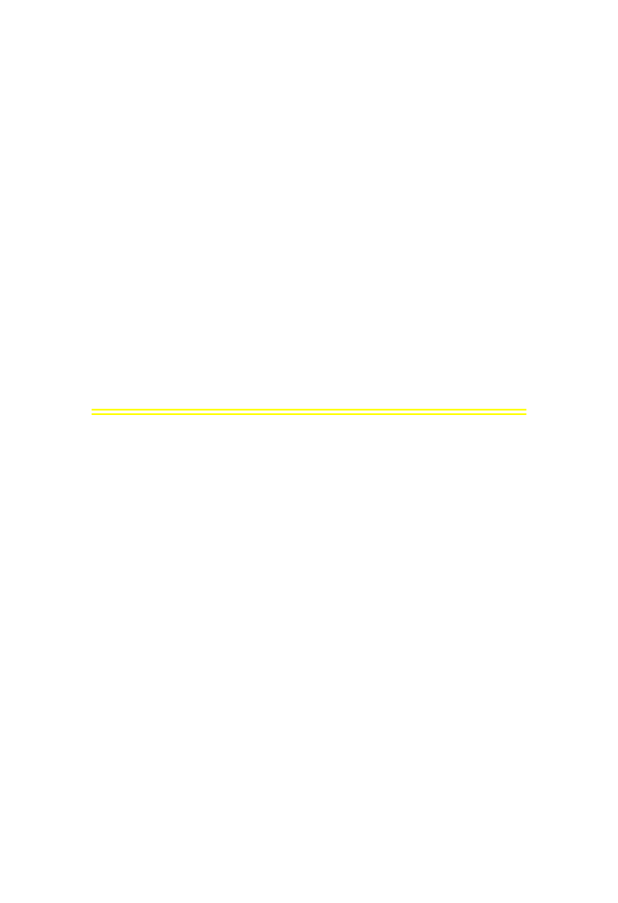
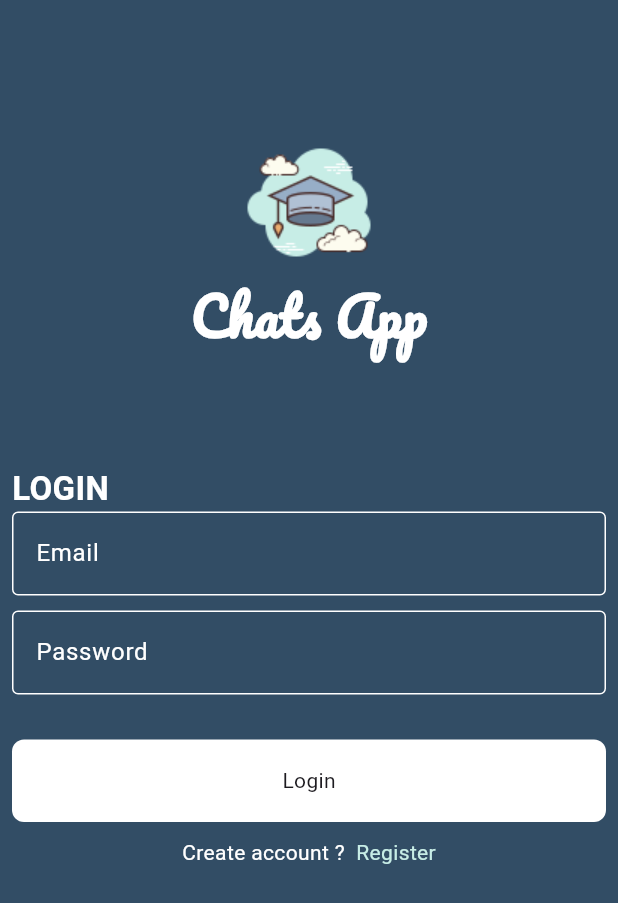
Before and after one commit to alfee3l/Chat_app, a Flutter app: the screen it shows after launch, on a phone screen of 412 x 824 dp. Shown: the top 903 px of the screen. Run offline on Flutter 3.47's test engine with Material 3 defaults, Android fonts, the phone set to English and light mode, and no system bars; drawn by our look-alikes of modal_progress_hud_nsn; our stand-ins replace cloud_firestore, firebase_auth, firebase_core; accounts and stored records are empty.

Commit message:
done the sample project chat

```diff
--- /dev/null
+++ b/lib/constains.dart
@@ -0,0 +1,8 @@
+import 'package:flutter/material.dart';
+
+const kPrimaryColor = Color(0xff324D65);
+const kLogo='assets/image/scholar.png';
+const kMessageCollections ='messages';
+const kMessage ='message';
+const kCreateAt='createdAt';
+const kId='id';
--- a/lib/main.dart
+++ b/lib/main.dart
@@ -1,18 +1,32 @@
-import 'package:chat_app/view/home_view.dart';
+import 'package:chat_app/view/chat_view.dart';
+import 'package:chat_app/view/login_view.dart';
+import 'package:chat_app/view/register_view.dart';
+import 'package:firebase_core/firebase_core.dart';
 import 'package:flutter/material.dart';
 
-void main(){
+import 'firebase_options.dart';
+
+void main() async {
+  WidgetsFlutterBinding.ensureInitialized();
+  await Firebase.initializeApp(
+      options: DefaultFirebaseOptions.currentPlatform,
+  );
   runApp(const ChatApp());
 }
+
 class ChatApp extends StatelessWidget {
   const ChatApp({super.key});
 
   @override
   Widget build(BuildContext context) {
     return MaterialApp(
-      theme: ThemeData(),
-      debugShowCheckedModeBanner:  false,
-      home: HomeView(),
+      routes: {
+        LoginView.id: (context) => LoginView(),
+        RegisterView.id: (context) => RegisterView(),
+        ChatView.id:(context)=>ChatView(),
+      },
+      debugShowCheckedModeBanner: false,
+      initialRoute: LoginView.id,
     );
   }
 }
--- a/lib/view/home_view.dart
+++ /dev/null
@@ -1,19 +0,0 @@
-import 'package:flutter/cupertino.dart';
-import 'package:flutter/material.dart';
-
-class HomeView extends StatelessWidget {
-  const HomeView({super.key});
-
-  @override
-  Widget build(BuildContext context) {
-    return Column(
-
-      children: [
-
-      SizedBox(height: 250,),
-    Center(child: Text('this project chat app',style: TextStyle(fontSize: 23,fontWeight: FontWeight.bold,color: Colors.white),
-    ),),
-    ],
-    );
-  }
-}
--- /dev/null
+++ b/lib/view/login_view.dart
@@ -0,0 +1,160 @@
+import 'package:chat_app/view/chat_view.dart';
+import 'package:chat_app/view/register_view.dart';
+import 'package:chat_app/widget/custom_button.dart';
+import 'package:firebase_auth/firebase_auth.dart';
+import 'package:flutter/material.dart';
+import 'package:modal_progress_hud_nsn/modal_progress_hud_nsn.dart';
+
+import '../constains.dart';
+import '../core/show_snackbar.dart';
+import '../widget/custom_text_field.dart';
+
+class LoginView extends StatefulWidget {
+  LoginView({super.key});
+
+  static String id = 'LogonView';
+
+  @override
+  State<LoginView> createState() => _LoginViewState();
+}
+
+class _LoginViewState extends State<LoginView> {
+  GlobalKey<FormState> formKey = GlobalKey();
+
+  bool isLoading = false;
+  String? email;
+  String? password;
+
+  @override
+  Widget build(BuildContext context) {
+    return ModalProgressHUD(
+      inAsyncCall: isLoading,
+      child: Scaffold(
+        backgroundColor: kPrimaryColor,
+        body: Padding(
+          padding: const EdgeInsets.symmetric(horizontal: 8),
+          child: Form(
+            key: formKey,
+            child: ListView(
+              children: [
+                SizedBox(
+                  height: 85,
+                ),
+                Image.asset(
+                  kLogo,
+                  height: 100,
+                ),
+                Row(
+                  mainAxisAlignment: MainAxisAlignment.center,
+                  children: [
+                    Text(
+                      'Chats App',
+                      style: TextStyle(
+                          fontSize: 35,
+                          color: Colors.white,
+                          fontWeight: FontWeight.bold,
+                          fontFamily: 'pacifico'),
+                    ),
+                  ],
+                ),
+                SizedBox(
+                  height: 75,
+                ),
+                Row(
+                  children: [
+                    Text(
+                      'LOGIN',
+                      style: TextStyle(
+                        fontSize: 22,
+                        color: Colors.white,
+                        fontWeight: FontWeight.bold,
+                      ),
+                    ),
+                    SizedBox(
+                      height: 20,
+                    ),
+                  ],
+                ),
+                CustomFormTextField(
+                  onChanged: (data) {
+                    email = data;
+                  },
+                  hintText: 'Email',
+                ),
+                SizedBox(
+                  height: 10,
+                ),
+                CustomFormTextField(
+                  obscureText: true,
+                  onChanged: (data) {
+                    password = data;
+                  },
+                  hintText: 'Password',
+                ),
+                SizedBox(
+                  height: 30,
+                ),
+                CustomButton(
+                  onTap: () async {
+                    if (formKey.currentState!.validate()) {
+                      isLoading = true;
+                      setState(() {});
+                      try {
+                        await loginUser();
+                        Navigator.pushNamed(context, ChatView.id,
+                            arguments: email);
+                      } on FirebaseAuthException catch (e) {
+                        if (e.code == 'weak-password') {
+                          showSnackBar(context, 'weak-password');
+                        } else if (e.code == 'email-already-in-use') {
+                          showSnackBar(
+                              context, 'The account already exists Email');
+                        }
+                      } catch (e) {
+                        showSnackBar(context, 'there was an error');
+                      }
+                      isLoading = false;
+                      setState(() {});
+                    } else {}
+                  },
+                  titleButton: 'Login',
+                ),
+                SizedBox(
+                  height: 10,
+                ),
+                Row(
+                  mainAxisAlignment: MainAxisAlignment.center,
+                  children: [
+                    Text(
+                      'Create account ?',
+                      style: TextStyle(color: Colors.white),
+                    ),
+                    GestureDetector(
+                      onTap: () {
+                        Navigator.pushNamed(context, RegisterView.id);
+                      },
+                      child: Text(
+                        '  Register',
+                        style: TextStyle(
+                          color: Color(0xffC7EDE6),
+                        ),
+                      ),
+                    ),
+                  ],
+                ),
+                SizedBox(
+                  height: 40,
+                ),
+              ],
+            ),
+          ),
+        ),
+      ),
+    );
+  }
+
+  Future<void> loginUser() async {
+    UserCredential user = await FirebaseAuth.instance
+        .signInWithEmailAndPassword(email: email!, password: password!);
+  }
+}
--- /dev/null
+++ b/lib/widget/custom_button.dart
@@ -0,0 +1,24 @@
+
+import 'package:flutter/material.dart';
+
+class CustomButton extends StatelessWidget {
+   CustomButton({super.key, this.onTap, required this.titleButton});
+final String titleButton;
+ VoidCallback? onTap;
+  @override
+  Widget build(BuildContext context) {
+    return  GestureDetector(
+      onTap: onTap,
+      child: Container(
+        decoration: BoxDecoration(
+          color: Colors.white,
+          borderRadius: BorderRadius.circular(8),
+        ),
+
+        height: 55,
+        width: double.infinity,
+        child: Center(child: Text(titleButton)),
+      ),
+    );
+  }
+}
--- /dev/null
+++ b/lib/widget/custom_text_field.dart
@@ -0,0 +1,28 @@
+import 'package:flutter/material.dart';
+
+class CustomFormTextField extends StatelessWidget {
+  CustomFormTextField({super.key, this.hintText, this.onChanged,this.obscureText=false});
+
+  final String? hintText;
+  void Function(String)? onChanged;
+  bool? obscureText =false;
+  @override
+  Widget build(BuildContext context) {
+    return TextFormField(
+      obscureText:obscureText!,
+      validator: (data) {
+        if (data!.isEmpty) {
+          return 'field is required ';
+        }
+      },
+      onChanged: onChanged,
+      decoration: InputDecoration(
+        hintText: hintText,
+        hintStyle: TextStyle(color: Colors.white),
+        enabledBorder:
+            OutlineInputBorder(borderSide: BorderSide(color: Colors.white)),
+        border: OutlineInputBorder(borderSide: BorderSide(color: Colors.white)),
+      ),
+    );
+  }
+}
```
Also changed, not shown: lib/Models/message_model.dart (added, +11 -0 lines), lib/core/show_snackbar.dart (added, +8 -0 lines), lib/view/chat_view.dart (added, +111 -0 lines), lib/view/register_view.dart (added, +160 -0 lines), lib/widget/custom_chat_buble.dart (added, +66 -0 lines), pubspec.yaml (+12 -15 lines), assets/fonts/Pacifico-Regular.ttf (added), assets/image/scholar.png (added), firebase.json (added), lib/firebase_options.dart (added), pubspec.lock, 7 other files.
